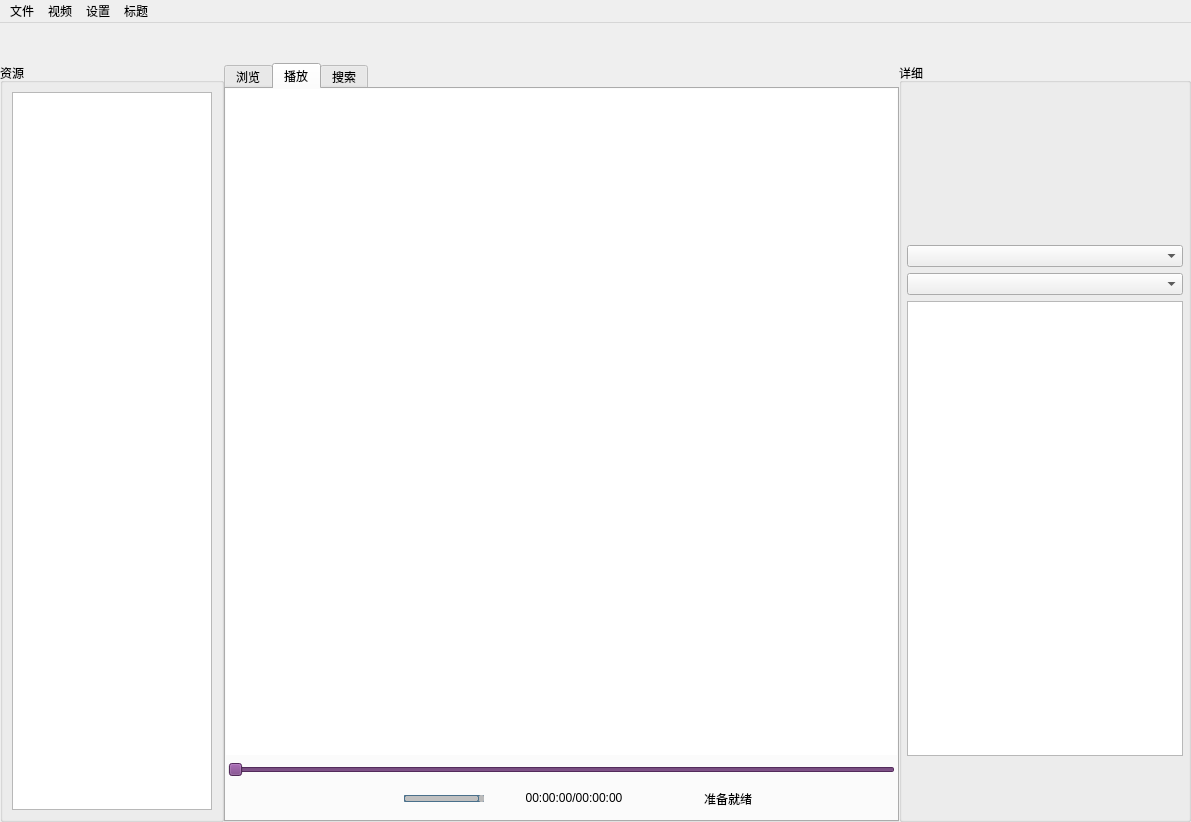
First picture: the form in mainwindow.ui, repository xymov/vst-video, before the edit.
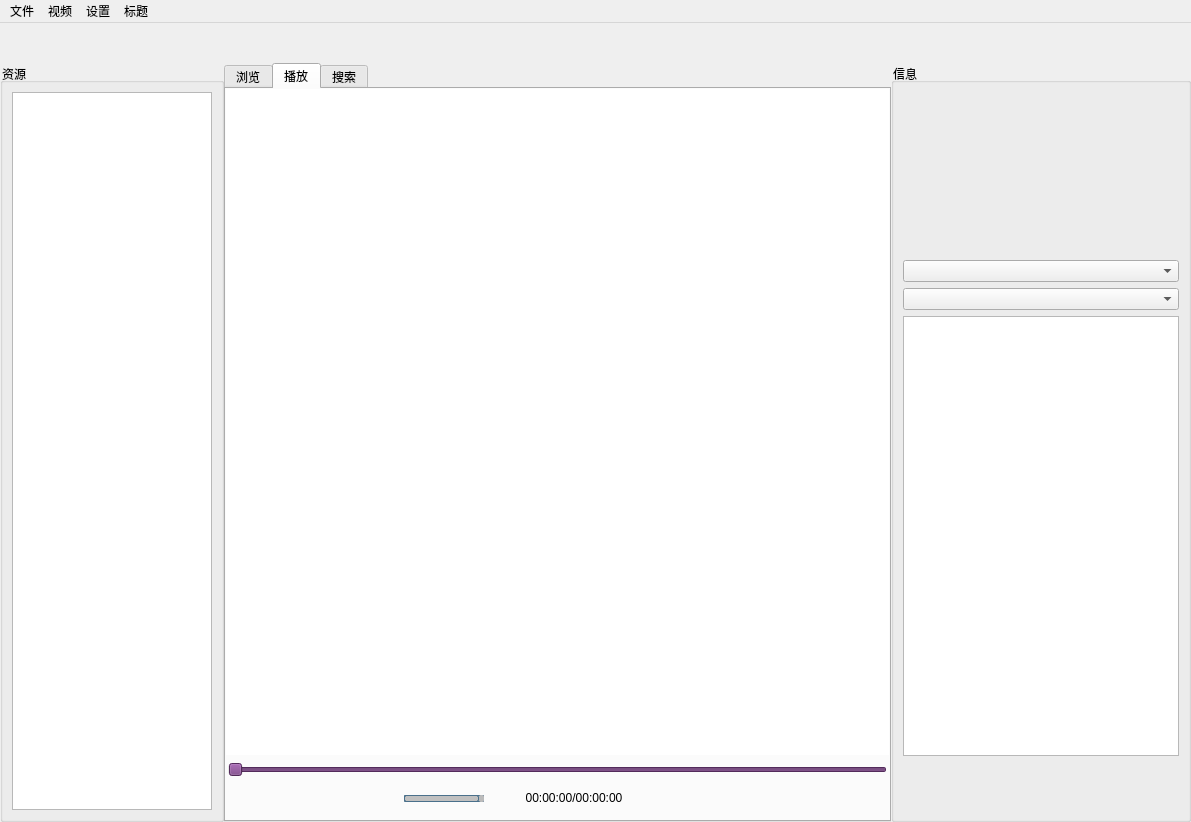
Second picture: the form after the edit. The open tabs and pages were chosen to show the change. Icons and pictures are not drawn.

What changed in the file:
```diff
--- a/mainwindow.ui
+++ b/mainwindow.ui
@@ -361,6 +361,12 @@
           <height>16777215</height>
          </size>
         </property>
+        <property name="styleSheet">
+         <string notr="true">QGroupBox::title {
+background-color:transparent;
+
+}</string>
+        </property>
         <property name="title">
          <string>资源</string>
         </property>
@@ -651,6 +657,15 @@
                  <property name="styleSheet">
                   <string notr="true">border: none ;</string>
                  </property>
+                 <property name="backgroundBrush">
+                  <brush brushstyle="NoBrush">
+                   <color alpha="255">
+                    <red>0</red>
+                    <green>0</green>
+                    <blue>0</blue>
+                   </color>
+                  </brush>
+                 </property>
                  <property name="viewportUpdateMode">
                   <enum>QGraphicsView::SmartViewportUpdate</enum>
                  </property>
@@ -662,7 +677,7 @@
               <widget class="QGroupBox" name="box_control">
                <property name="minimumSize">
                 <size>
-                 <width>564</width>
+                 <width>0</width>
                  <height>65</height>
                 </size>
                </property>
@@ -1301,31 +1316,6 @@
                     </property>
                    </spacer>
                   </item>
-                  <item>
-                   <widget class="QLabel" name="status">
-                    <property name="minimumSize">
-                     <size>
-                      <width>0</width>
-                      <height>0</height>
-                     </size>
-                    </property>
-                    <property name="maximumSize">
-                     <size>
-                      <width>100</width>
-                      <height>50</height>
-                     </size>
-                    </property>
-                    <property name="styleSheet">
-                     <string notr="true">color:#000;</string>
-                    </property>
-                    <property name="text">
-                     <string>准备就绪</string>
-                    </property>
-                    <property name="alignment">
-                     <set>Qt::AlignCenter</set>
-                    </property>
-                   </widget>
-                  </item>
                   <item>
                    <widget class="QPushButton" name="pushButton_setting">
                     <property name="minimumSize">
@@ -1523,7 +1513,10 @@
          </size>
         </property>
         <property name="styleSheet">
-         <string notr="true">QPushButton{
+         <string notr="true">QGroupBox::title {
+background-color:transparent;
+}
+QPushButton{
  background: transparent; 
 }
 QLabel{
@@ -1531,17 +1524,41 @@
 }</string>
         </property>
         <property name="title">
-         <string>详细</string>
+         <string>信息</string>
+        </property>
+        <layout class="QVBoxLayout" name="verticalLayout_9">
+         <property name="topMargin">
+          <number>11</number>
+         </property>
+         <property name="bottomMargin">
+          <number>0</number>
+         </property>
+         <item>
+          <widget class="QGroupBox" name="info_video">
+           <property name="maximumSize">
+            <size>
+             <width>300</width>
+             <height>200</height>
+            </size>
+           </property>
+           <property name="styleSheet">
+            <string notr="true">QGroupBox{border: none ;}</string>
+           </property>
+           <property name="title">
+            <string/>
         </property>
         <layout class="QVBoxLayout" name="verticalLayout_5">
+            <property name="spacing">
+             <number>0</number>
+            </property>
          <property name="leftMargin">
-          <number>5</number>
+             <number>0</number>
          </property>
          <property name="topMargin">
-          <number>5</number>
+             <number>0</number>
          </property>
          <property name="rightMargin">
-          <number>5</number>
+             <number>0</number>
          </property>
          <property name="bottomMargin">
           <number>0</number>
@@ -1577,6 +1594,9 @@
            </property>
           </widget>
          </item>
+           </layout>
+          </widget>
+         </item>
          <item>
           <widget class="QComboBox" name="comboBox_name">
            <property name="maximumSize">
@@ -1585,6 +1605,9 @@
              <height>16777215</height>
             </size>
            </property>
+           <property name="styleSheet">
+            <string notr="true"/>
+           </property>
           </widget>
          </item>
          <item>
@@ -1639,7 +1662,7 @@
               <string>上个视频</string>
              </property>
              <property name="styleSheet">
-              <string notr="true">QPushButton{
+              <string notr="true">QPushButton#info_front{
     border-image:url(://resource/img/front_out.svg) 0px 0px no-repeat;
  background: transparent; 
 }
```
Left out of the diff: 127 changed lines with no effect on the pictures. Lines whose indentation alone changed are shown as unchanged.
